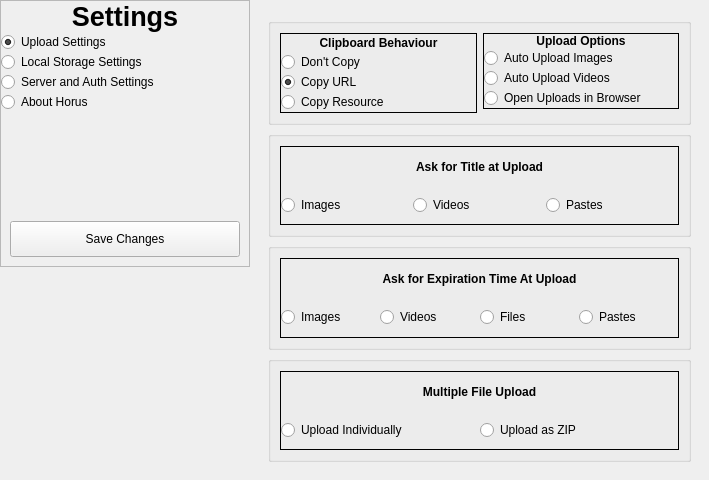
nickdonnelly/horus, file editsettingswindow.ui: the form before one commit.
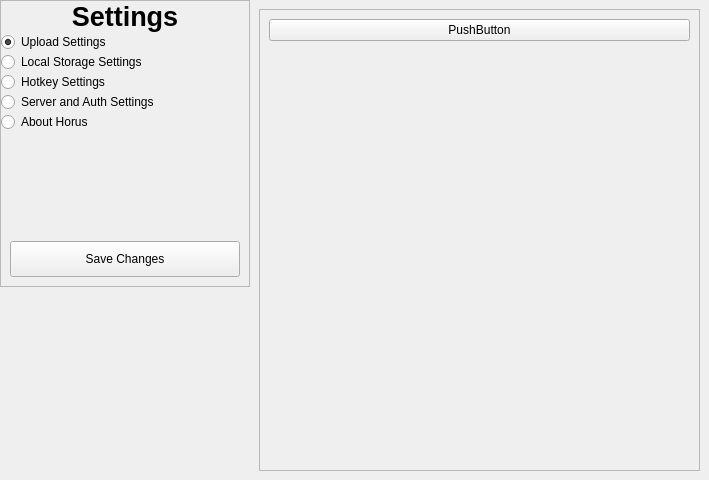
The form after the commit. The open tabs and pages were chosen to show the change.

Commit message: Added a widget for selecting hotkeys and some stuff for it in the settings window. Not done yet.

Patch:
```diff
--- a/editsettingswindow.ui
+++ b/editsettingswindow.ui
@@ -129,9 +129,9 @@
             <property name="geometry">
              <rect>
               <x>0</x>
-              <y>0</y>
-              <width>248</width>
-              <height>240</height>
+              <y>-4</y>
+              <width>238</width>
+              <height>115</height>
              </rect>
             </property>
             <layout class="QVBoxLayout" name="verticalLayout_2">
@@ -167,6 +167,16 @@
                </property>
               </widget>
              </item>
+             <item>
+              <widget class="QRadioButton" name="rbHotkeys">
+               <property name="text">
+                <string>Hotkey Settings</string>
+               </property>
+               <property name="checked">
+                <bool>false</bool>
+               </property>
+              </widget>
+             </item>
              <item>
               <widget class="QRadioButton" name="rbAuth">
                <property name="text">
@@ -441,6 +451,12 @@
                 <layout class="QHBoxLayout" name="horizontalLayout_3">
                  <item>
                   <widget class="QFrame" name="frameAskTitle">
+                   <property name="sizePolicy">
+                    <sizepolicy hsizetype="Preferred" vsizetype="Fixed">
+                     <horstretch>0</horstretch>
+                     <verstretch>0</verstretch>
+                    </sizepolicy>
+                   </property>
                    <property name="frameShape">
                     <enum>QFrame::Box</enum>
                    </property>
@@ -450,7 +466,7 @@
                    <property name="lineWidth">
                     <number>1</number>
                    </property>
-                   <layout class="QVBoxLayout" name="verticalLayout_6">
+                   <layout class="QVBoxLayout" name="verticalLayout_6" stretch="0,0">
                     <property name="spacing">
                      <number>0</number>
                     </property>
@@ -556,6 +572,12 @@
                 <layout class="QVBoxLayout" name="verticalLayout_19">
                  <item>
                   <widget class="QFrame" name="frameAskTitle_2">
+                   <property name="sizePolicy">
+                    <sizepolicy hsizetype="Preferred" vsizetype="Fixed">
+                     <horstretch>0</horstretch>
+                     <verstretch>0</verstretch>
+                    </sizepolicy>
+                   </property>
                    <property name="frameShape">
                     <enum>QFrame::Box</enum>
                    </property>
@@ -679,23 +701,17 @@
                  <string/>
                 </property>
                 <layout class="QVBoxLayout" name="verticalLayout_13">
-                 <property name="spacing">
-                  <number>6</number>
-                 </property>
-                 <property name="leftMargin">
-                  <number>9</number>
-                 </property>
-                 <property name="topMargin">
-                  <number>9</number>
-                 </property>
-                 <property name="rightMargin">
-                  <number>9</number>
-                 </property>
-                 <property name="bottomMargin">
-                  <number>9</number>
+                 <property name="sizeConstraint">
+                  <enum>QLayout::SetMinAndMaxSize</enum>
                  </property>
                  <item>
                   <widget class="QFrame" name="frame_7">
+                   <property name="sizePolicy">
+                    <sizepolicy hsizetype="Preferred" vsizetype="Fixed">
+                     <horstretch>0</horstretch>
+                     <verstretch>0</verstretch>
+                    </sizepolicy>
+                   </property>
                    <property name="minimumSize">
                     <size>
                      <width>0</width>
@@ -976,6 +992,49 @@
           </item>
          </layout>
         </widget>
+        <widget class="QWidget" name="pageHotkeys">
+         <layout class="QVBoxLayout" name="verticalLayout_17">
+          <item>
+           <widget class="QScrollArea" name="scrollArea_2">
+            <property name="widgetResizable">
+             <bool>true</bool>
+            </property>
+            <property name="alignment">
+             <set>Qt::AlignLeading|Qt::AlignLeft|Qt::AlignTop</set>
+            </property>
+            <widget class="QWidget" name="scrollAreaWidgetContents">
+             <property name="geometry">
+              <rect>
+               <x>0</x>
+               <y>0</y>
+               <width>439</width>
+               <height>54</height>
+              </rect>
+             </property>
+             <property name="sizePolicy">
+              <sizepolicy hsizetype="Preferred" vsizetype="Fixed">
+               <horstretch>0</horstretch>
+               <verstretch>0</verstretch>
+              </sizepolicy>
+             </property>
+             <layout class="QVBoxLayout" name="verticalLayout_20">
+              <item>
+               <layout class="QVBoxLayout" name="layoutHotkeys">
+                <item>
+                 <widget class="QPushButton" name="pushButton">
+                  <property name="text">
+                   <string>PushButton</string>
+                  </property>
+                 </widget>
+                </item>
+               </layout>
+              </item>
+             </layout>
+            </widget>
+           </widget>
+          </item>
+         </layout>
+        </widget>
         <widget class="QWidget" name="pageServer">
          <layout class="QVBoxLayout" name="verticalLayout_12">
           <item alignment="Qt::AlignTop">
```
The commit also changes 9 other files.
